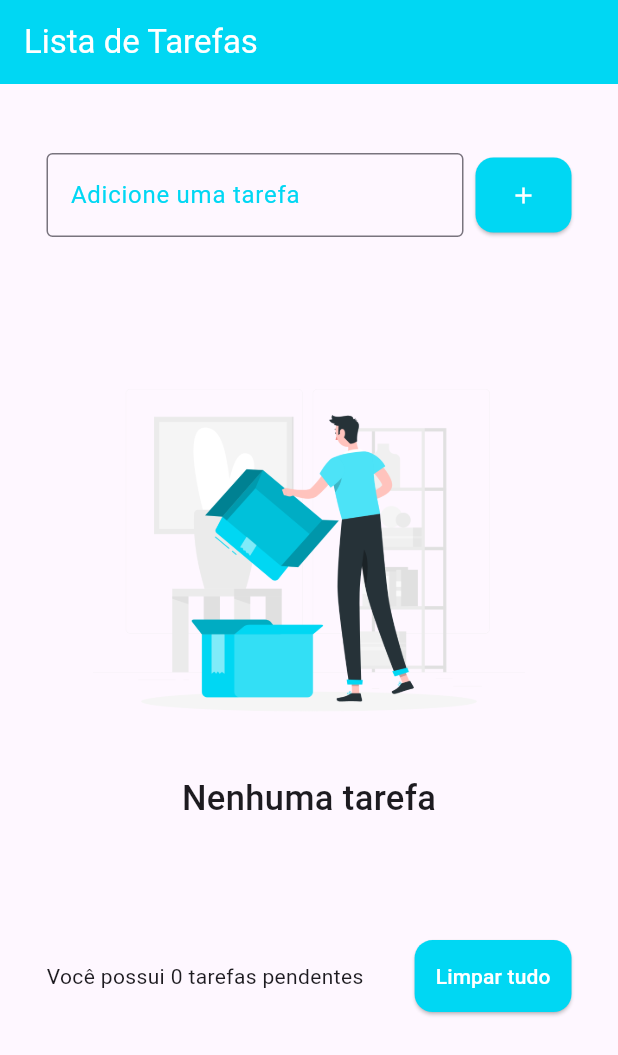
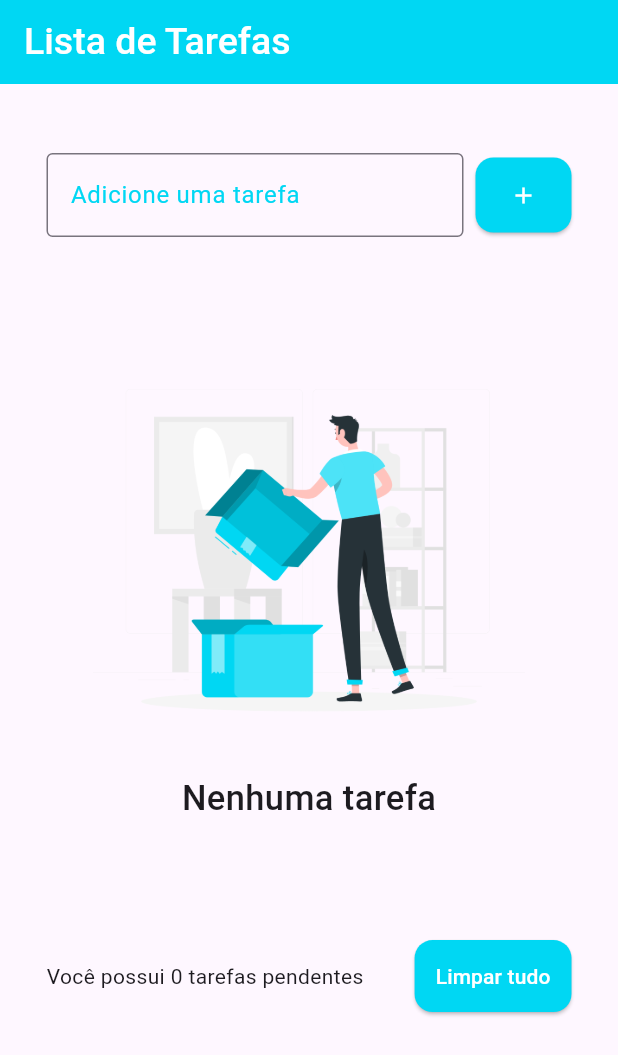
Before and after one commit to gabrielvicente1/lista_curso_flutter, a Flutter app: the screen it shows after launch, on a phone screen of 412 x 824 dp. Shown: the top 1055 px of the screen. Run offline on Flutter 3.47's test engine with Material 3 defaults, Android fonts, the phone set to English and light mode, and no system bars; our stand-ins replace flutter_slidable, shared_preferences.

```diff
--- a/lib/pages/todo_list_page.dart
+++ b/lib/pages/todo_list_page.dart
@@ -40,7 +40,7 @@ class _TodoListPageState extends State<TodoListPage> {
         appBar: AppBar(
           title: const Text(
             'Lista de Tarefas',
-            style: TextStyle(fontWeight: FontWeight.w400),
+            style: TextStyle(fontWeight: FontWeight.w500, fontSize: 25),
           ),
           backgroundColor: const Color(0xff00d7f3),
           foregroundColor: Colors.white,
@@ -204,7 +204,6 @@ class _TodoListPageState extends State<TodoListPage> {
       duration: const Duration(seconds: 5),
     ));
   }
-
   void showDeleteTodosConfirmationDialog() {
     showDialog(
       context: context,
```
Also changed, not shown: pubspec.lock, 1 other file.
